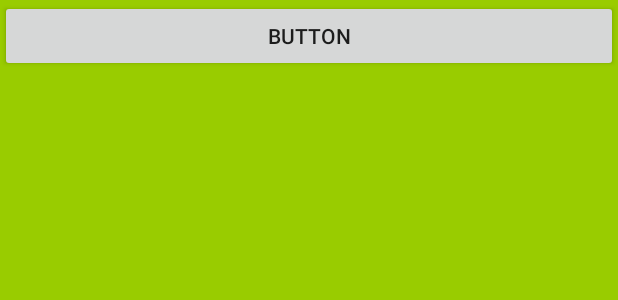
After one commit to Matix97/EngineeringWorkClient, an Android app: the layout filtr_activity.xml on its own in the app's theme, with its tools: preview values and no code run, on a phone screen of 412 x 824 dp. The commit adds this screen. Shown: the top 300 px of the screen. Run offline under Robolectric (Android 15) with nearby library versions, the phone set to English and light mode, and no system bars.

Commit message:
szkielet do filtrowania

```diff
--- a/app/src/main/AndroidManifest.xml
+++ b/app/src/main/AndroidManifest.xml
@@ -33,9 +33,11 @@
             android:name=".ChildLoginActivity"
             android:screenOrientation="portrait" />
         <activity
+            android:theme="@style/theme"
             android:name=".ParentLoginActivity"
             android:screenOrientation="portrait" />
         <activity
+            android:theme="@style/theme"
             android:name=".ParentRegisterActivity"
             android:screenOrientation="portrait" />
     </application>
--- a/app/src/main/java/com/example/exchangetoys/ParentMainActivity.java
+++ b/app/src/main/java/com/example/exchangetoys/ParentMainActivity.java
@@ -1,6 +1,7 @@
 package com.example.exchangetoys;
 
 import android.os.Bundle;
+import android.view.Window;
 
 import androidx.appcompat.app.AppCompatActivity;
 import androidx.navigation.NavController;
@@ -17,6 +18,7 @@ public class ParentMainActivity extends AppCompatActivity {
     protected void onCreate(Bundle savedInstanceState) {
         super.onCreate(savedInstanceState);
         setContentView(R.layout.activity_main);
+        this.getWindow().setFeatureInt(Window.FEATURE_CUSTOM_TITLE, R.layout.title);
         Bundle name = getIntent().getExtras();
         loginName = (String) name.get("name");
         BottomNavigationView navView = findViewById(R.id.nav_view);
@@ -28,6 +30,8 @@ public class ParentMainActivity extends AppCompatActivity {
         NavController navController = Navigation.findNavController(this, R.id.nav_host_fragment);
         NavigationUI.setupActionBarWithNavController(this, navController, appBarConfiguration);
         NavigationUI.setupWithNavController(navView, navController);
+
+
     }
 
 }
--- a/app/src/main/java/com/example/exchangetoys/ui/settings/AddChildPopUp.java
+++ b/app/src/main/java/com/example/exchangetoys/ui/settings/AddChildPopUp.java
@@ -66,7 +66,7 @@ public class AddChildPopUp {
                                           boolean fromUser) {
                 // TODO Auto-generated method stub
                 seekBarValue = progress;
-                radius_info.setText(progress + " km");
+                radius_info.setText("Chosen radius: " + progress + " km");
             }
 
             @Override
@@ -140,7 +140,7 @@ public class AddChildPopUp {
                                 .show();
 
                     } else {
-                        Toast.makeText(view.getContext(), "Mayby another login", Toast.LENGTH_SHORT).show();
+                        Toast.makeText(view.getContext(), "Maybe another login", Toast.LENGTH_SHORT).show();
                     }
 
                 }
--- /dev/null
+++ b/app/src/main/res/layout/filtr_activity.xml
@@ -0,0 +1,13 @@
+<?xml version="1.0" encoding="utf-8"?>
+<LinearLayout xmlns:android="http://schemas.android.com/apk/res/android"
+    android:orientation="vertical"
+    android:layout_width="match_parent"
+    android:layout_height="match_parent"
+    android:background="@android:color/holo_green_light">
+
+    <Button
+        android:id="@+id/button"
+        android:layout_width="match_parent"
+        android:layout_height="wrap_content"
+        android:text="Button" />
+</LinearLayout>
--- a/app/src/main/res/values/colors.xml
+++ b/app/src/main/res/values/colors.xml
@@ -4,4 +4,5 @@
     <color name="colorPrimaryDark">#00574B</color>
     <color name="colorAccent">#D81B60</color>
     <color name="background">#4da6ff</color>
+    <color name="orange">#FF7F50</color>
 </resources>
--- a/app/src/main/res/values/styles.xml
+++ b/app/src/main/res/values/styles.xml
@@ -8,4 +8,16 @@
         <item name="colorAccent">@color/colorAccent</item>
     </style>
 
+    <style name="theme">
+        <item name="android:windowTitleBackgroundStyle">@style/themeTitleBackground</item>
+        <item name="android:windowTitleSize">65dip</item>
+
+    </style>
+
+    <style name="themeTitleBackground">
+        <item name="android:layout_height">wrap_content</item>
+
+
+    </style>
+
 </resources>
```
Also changed, not shown: app/src/main/java/com/example/exchangetoys/FilterActivity.java (added, +34 -0 lines), app/src/main/java/com/example/exchangetoys/ui/dashboard/DashboardFragment.java (+8 -1 lines), app/src/main/res/layout/fragment_main_list_of_toys.xml (+10 -0 lines), app/src/main/res/layout/title.xml (added, +18 -0 lines).
